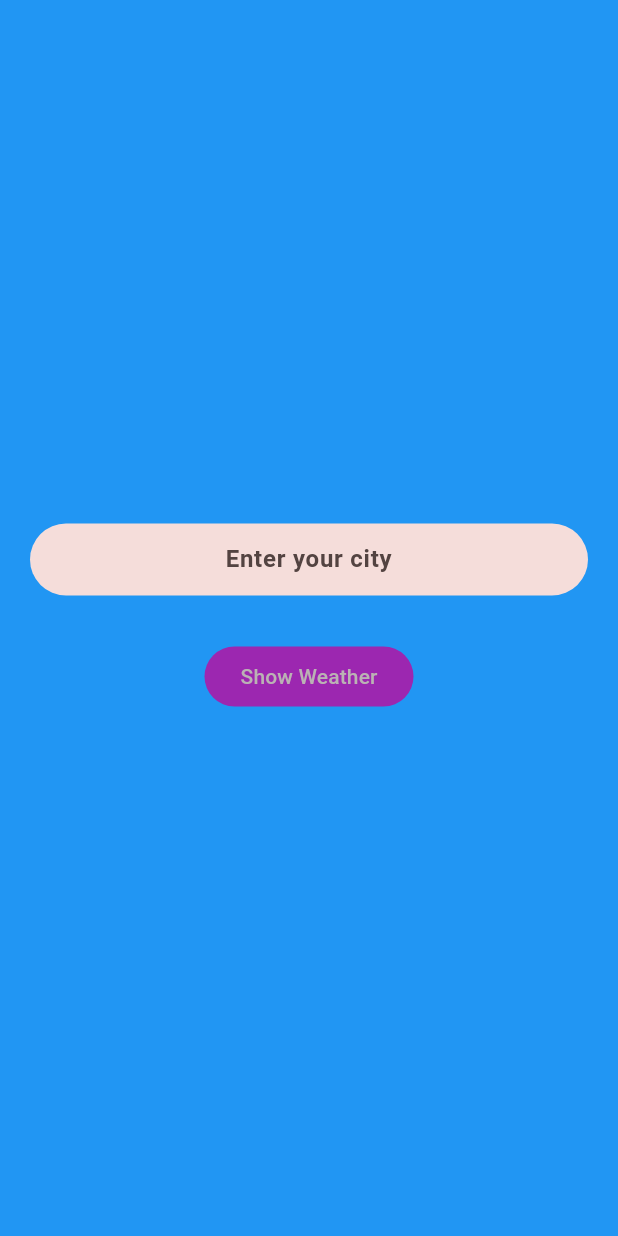
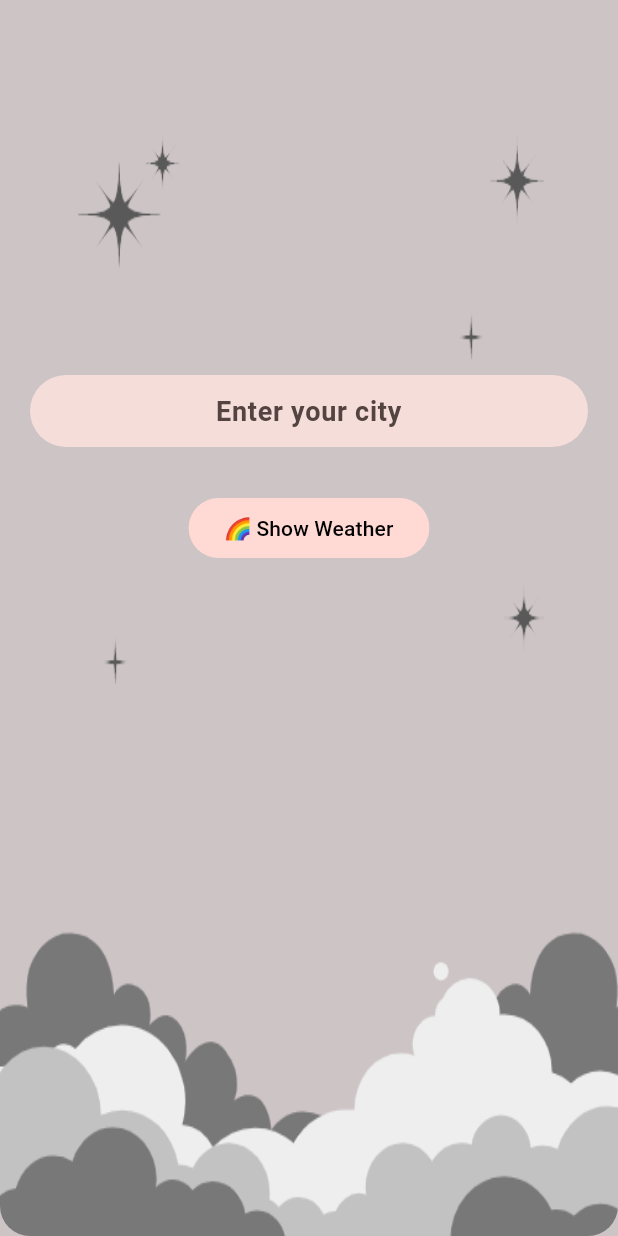
Before and after one commit to threeplef/flutter-WeatherInfo, a Flutter app: the screen it shows after launch, on a phone screen of 412 x 824 dp. Run offline on Flutter 3.47's test engine with Material 2 defaults, Android fonts, the light colour scheme and no system bars.

Commit message:
Fix: WeatherSearchScreen ui 수정 및 colorScheme 수정

```diff
--- a/lib/ui/weather_screen.dart
+++ b/lib/ui/weather_screen.dart
@@ -39,7 +39,7 @@ class _WeatherScreenState extends State<WeatherScreen> {
                   child: ListView(
                     children: viewModel.weatherList.map((Weather weatherList) {
                       return Padding(
-                        padding: const EdgeInsets.only(top: 53.0),
+                        padding: const EdgeInsets.symmetric(vertical: 53.0),
                         child: Column(
                           children: [
                             Text(
@@ -47,6 +47,7 @@ class _WeatherScreenState extends State<WeatherScreen> {
                               style: const TextStyle(
                                   fontSize: 18, fontWeight: FontWeight.bold),
                             ),
+                            const SizedBox(height: 2),
                             Text(' ${viewModel.getCurrentTemp()}°',
                                 style: const TextStyle(fontSize: 25)),
                             const SizedBox(height: 15),
--- a/lib/ui/weather_search_screen.dart
+++ b/lib/ui/weather_search_screen.dart
@@ -1,5 +1,6 @@
 import 'package:flutter/material.dart';
 import 'package:provider/provider.dart';
+import 'package:weather/color_schemes.g.dart';
 import 'package:weather/ui/weather_screen.dart';
 import 'package:weather/view_model/weather_screen_view_model.dart';
 
@@ -24,13 +25,23 @@ class _WeatherSearchScreenState extends State<WeatherSearchScreen> {
     final viewModel = context.watch<WeatherScreenViewModel>();
 
     return Scaffold(
-      backgroundColor: Colors.blue,
+      resizeToAvoidBottomInset: false,
+      backgroundColor: Theme.of(context).colorScheme.background,
       body: SafeArea(
+        child: Container(
+          decoration: BoxDecoration(
+            image: DecorationImage(
+              fit: BoxFit.fill,
+              image: Theme.of(context).colorScheme == lightColorScheme
+                  ? const AssetImage('lib/assets/background_light.png')
+                  : const AssetImage('lib/assets/background_dark.png'),
+            ),
+            borderRadius: BorderRadius.circular(20),
+          ),
           child: Column(
-          mainAxisAlignment: MainAxisAlignment.center,
             children: [
               Padding(
-              padding: const EdgeInsets.fromLTRB(20, 0, 20, 30),
+                padding: const EdgeInsets.fromLTRB(20, 250, 20, 30),
                 child: TextField(
                   controller: _textController,
                   textAlign: TextAlign.center,
@@ -41,7 +52,7 @@ class _WeatherSearchScreenState extends State<WeatherSearchScreen> {
                     ),
                     hintText: 'Enter your city',
                     hintStyle: const TextStyle(
-                      fontSize: 16, fontWeight: FontWeight.bold),
+                        fontSize: 18, fontWeight: FontWeight.bold),
                     contentPadding: const EdgeInsets.all(0),
                     filled: true,
                     fillColor: Theme.of(context).colorScheme.surfaceVariant,
@@ -56,14 +67,18 @@ class _WeatherSearchScreenState extends State<WeatherSearchScreen> {
                   });
                   Navigator.push(
                     context,
-                  MaterialPageRoute(builder: (context) => const WeatherScreen()),
+                    MaterialPageRoute(
+                        builder: (context) => const WeatherScreen()),
                   );
                 },
                 style: ElevatedButton.styleFrom(
-                  primary: Colors.purple, elevation: 0),
-              child: const Text('Show Weather'),
+                    primary: Theme.of(context).colorScheme.primaryContainer,
+                    elevation: 0),
+                child: const Text('🌈 Show Weather',
+                    style: TextStyle(color: Colors.black)),
               ),
             ],
+          ),
         ),
       ),
     );
--- a/pubspec.yaml
+++ b/pubspec.yaml
@@ -63,6 +63,8 @@ flutter:
   assets:
     - lib/assets/card_light.png
     - lib/assets/card_dark.png
+    - lib/assets/background_light.png
+    - lib/assets/background_dark.png
 
   # An image asset can refer to one or more resolution-specific "variants", see
   # https://flutter.dev/assets-and-images/#resolution-aware
```
Also changed, not shown: lib/assets/background_dark.png (added), lib/assets/background_light.png (added), lib/color_schemes.g.dart. Lines whose indentation alone changed are shown as unchanged.
